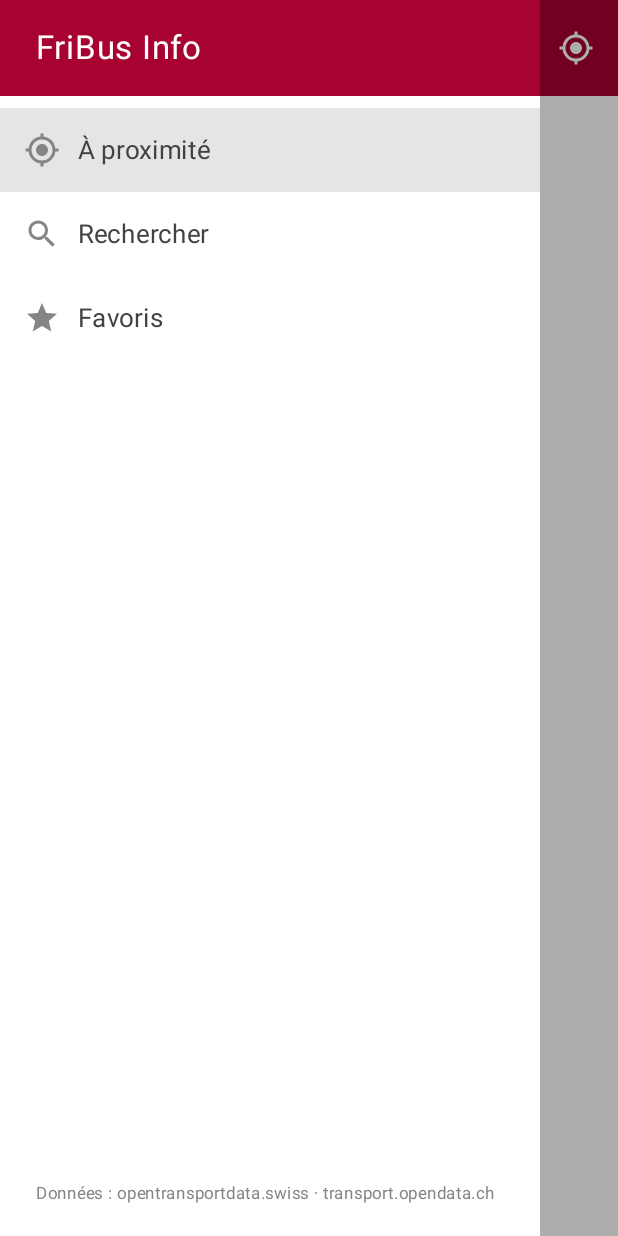
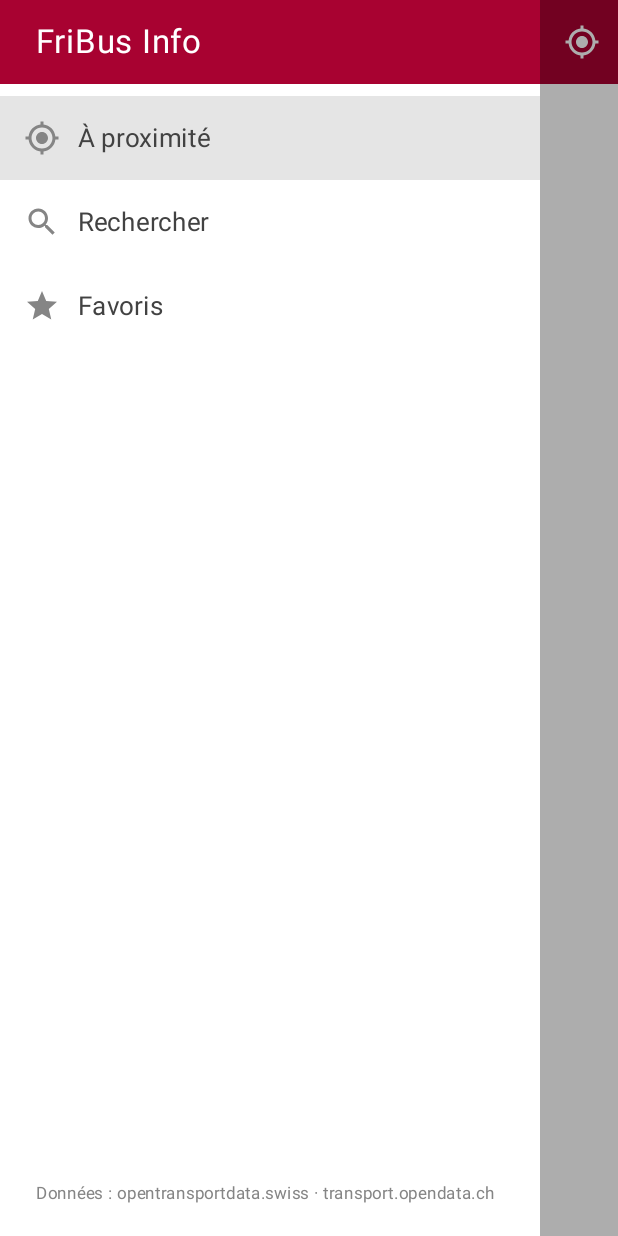
Before and after one commit to matthieurosset/fribus-info, an Android app built with Jetpack Compose: the NearbyScreen screen opened through its navigation route, after a tap on "Menu", on a phone screen of 412 x 824 dp. Run offline under Robolectric (Android 15) with nearby library versions, the phone set to English and light mode, and no system bars; network calls fail.

```diff
--- a/app/build.gradle.kts
+++ b/app/build.gradle.kts
@@ -72,6 +72,7 @@ dependencies {
     implementation(libs.navigation.compose)
     implementation(libs.activity.compose)
     implementation(libs.coroutines.android)
+    implementation(libs.lifecycle.runtime.compose)
     testImplementation(libs.junit)
     androidTestImplementation(libs.junit)
     androidTestImplementation(libs.androidx.test.runner)
--- a/app/src/main/java/ch/fribusinfo/MainActivity.kt
+++ b/app/src/main/java/ch/fribusinfo/MainActivity.kt
@@ -2,7 +2,9 @@ package ch.fribusinfo
 
 import android.os.Bundle
 import androidx.activity.ComponentActivity
+import androidx.activity.SystemBarStyle
 import androidx.activity.compose.setContent
+import androidx.activity.enableEdgeToEdge
 import androidx.compose.runtime.Composable
 import androidx.compose.runtime.collectAsState
 import androidx.compose.runtime.getValue
@@ -26,6 +28,11 @@ class MainActivity : ComponentActivity() {
 
     override fun onCreate(savedInstanceState: Bundle?) {
         super.onCreate(savedInstanceState)
+        // Black status and navigation bars with light icons (reference look).
+        enableEdgeToEdge(
+            statusBarStyle = SystemBarStyle.dark(android.graphics.Color.BLACK),
+            navigationBarStyle = SystemBarStyle.dark(android.graphics.Color.BLACK),
+        )
         setContent { FriBusTheme { App() } }
     }
 }
--- a/app/src/main/java/ch/fribusinfo/location/LocationSource.kt
+++ b/app/src/main/java/ch/fribusinfo/location/LocationSource.kt
@@ -44,7 +44,14 @@ class AndroidLocationSource(private val context: Context) : LocationSource {
             try { lm.getLastKnownLocation(it) } catch (e: Exception) { null }
         }.maxByOrNull { it.time }
         if (last != null) { haveFix = true; trySend(last) }
-        val listener = LocationListener { loc -> haveFix = true; trySend(loc) }
+        // Explicit object: the SAM lambda leaves the provider callbacks abstract on API < 30.
+        val listener = object : LocationListener {
+            override fun onLocationChanged(loc: Location) { haveFix = true; trySend(loc) }
+            override fun onProviderEnabled(provider: String) {}
+            override fun onProviderDisabled(provider: String) {}
+            @Deprecated("Deprecated in Java")
+            override fun onStatusChanged(provider: String?, status: Int, extras: android.os.Bundle?) {}
+        }
         providers.forEach {
             try { lm.requestLocationUpdates(it, 5_000L, 10f, listener, Looper.getMainLooper()) } catch (e: Exception) { }
         }
--- a/app/src/main/java/ch/fribusinfo/ui/AppScaffold.kt
+++ b/app/src/main/java/ch/fribusinfo/ui/AppScaffold.kt
@@ -3,7 +3,10 @@ package ch.fribusinfo.ui
 import androidx.compose.foundation.background
 import androidx.compose.foundation.layout.Box
 import androidx.compose.foundation.layout.Column
+import androidx.compose.foundation.layout.Row
 import androidx.compose.foundation.layout.RowScope
+import androidx.compose.material3.LocalContentColor
+import androidx.compose.runtime.CompositionLocalProvider
 import androidx.compose.foundation.layout.Spacer
 import androidx.compose.foundation.layout.fillMaxSize
 import androidx.compose.foundation.layout.fillMaxWidth
@@ -73,6 +76,8 @@ fun AppScaffold(
     val scope = rememberCoroutineScope()
     val currentRoute by navController.currentBackStackEntryAsState()
 
+    // Black system bars like the reference: the app draws inside the insets over a black base.
+    Box(Modifier.fillMaxSize().background(Color.Black).statusBarsPadding().navigationBarsPadding()) {
     ModalNavigationDrawer(
         drawerState = drawerState,
         drawerContent = {
@@ -85,8 +90,7 @@ fun AppScaffold(
                     Modifier
                         .fillMaxWidth()
                         .background(Colors.Bar)
-                        .statusBarsPadding()
-                        .height(64.dp)
+                        .height(56.dp)
                         .padding(horizontal = 24.dp),
                     contentAlignment = Alignment.CenterStart,
                 ) {
@@ -123,32 +127,30 @@ fun AppScaffold(
                     "Données : opentransportdata.swiss · transport.opendata.ch",
                     color = Colors.Secondary,
                     fontSize = 11.sp,
-                    modifier = Modifier.navigationBarsPadding().padding(horizontal = 24.dp, vertical = 16.dp),
+                    modifier = Modifier.padding(horizontal = 24.dp, vertical = 16.dp),
                 )
             }
         },
     ) {
         Scaffold(
             topBar = {
-                TopAppBar(
-                    title = { Text(title) },
-                    navigationIcon = {
-                        IconButton(onClick = { scope.launch { drawerState.open() } }) {
-                            Icon(Icons.Filled.Menu, contentDescription = "Menu")
-                        }
-                    },
-                    actions = actions,
-                    colors = TopAppBarDefaults.topAppBarColors(
-                        containerColor = Colors.Bar,
-                        titleContentColor = Color.White,
-                        navigationIconContentColor = Color.White,
-                        actionIconContentColor = Color.White,
-                    ),
-                )
+                // Custom 56 dp bar (M3 TopAppBar is fixed at 64 dp; the reference is 56).
+                Row(
+                    Modifier.fillMaxWidth().height(56.dp).background(Colors.Bar),
+                    verticalAlignment = Alignment.CenterVertically,
+                ) {
+                    IconButton(onClick = { scope.launch { drawerState.open() } }) {
+                        Icon(Icons.Filled.Menu, contentDescription = "Menu", tint = Color.White)
+                    }
+                    Text(title, color = Color.White, fontSize = 16.sp, modifier = Modifier.weight(1f).padding(start = 8.dp))
+                    CompositionLocalProvider(LocalContentColor provides Color.White) { actions() }
+                }
             },
             containerColor = Color.White,
+            contentWindowInsets = androidx.compose.foundation.layout.WindowInsets(0, 0, 0, 0),
         ) { padding ->
             Box(Modifier.fillMaxSize().padding(padding)) { content() }
         }
     }
+    }
 }
--- a/app/src/main/java/ch/fribusinfo/ui/NearbyScreen.kt
+++ b/app/src/main/java/ch/fribusinfo/ui/NearbyScreen.kt
@@ -20,6 +20,13 @@ import androidx.compose.runtime.getValue
 import androidx.compose.runtime.mutableIntStateOf
 import androidx.compose.runtime.mutableStateOf
 import androidx.compose.runtime.remember
+import androidx.compose.runtime.saveable.rememberSaveable
+import androidx.compose.ui.platform.LocalContext
+import androidx.core.content.ContextCompat
+import androidx.lifecycle.Lifecycle
+import androidx.lifecycle.compose.LocalLifecycleOwner
+import androidx.lifecycle.repeatOnLifecycle
+import android.content.pm.PackageManager
 import androidx.compose.runtime.setValue
 import androidx.compose.ui.Alignment
 import androidx.compose.ui.Modifier
@@ -33,6 +40,17 @@ import ch.fribusinfo.location.LocationSource
 import kotlinx.coroutines.Dispatchers
 import kotlinx.coroutines.withContext
 
+/** Process-level: the permission dialog is shown on first open at most once per app launch. */
+private var permissionAskedThisLaunch = false
+
+/** Ask on open only when enabled, not yet granted, and not already asked this launch. */
+fun shouldAskPermissionOnOpen(enabled: Boolean, granted: Boolean, alreadyAsked: Boolean) =
+    enabled && !granted && !alreadyAsked
+
+/** « Position indisponible » only once the permission outcome is known and no location came. */
+fun isPositionUnavailable(permissionResolved: Boolean, emitted: Boolean, hasLocation: Boolean) =
+    permissionResolved && emitted && !hasLocation
+
 /** Home screen. [repository] is null while the database opens (blank, no spinner). */
 @Composable
 fun NearbyScreen(
@@ -41,19 +59,40 @@ fun NearbyScreen(
     locations: LocationSource,
     requestPermissionOnOpen: Boolean = true,
 ) {
+    val context = LocalContext.current
+    fun granted() = listOf(Manifest.permission.ACCESS_FINE_LOCATION, Manifest.permission.ACCESS_COARSE_LOCATION)
+        .any { ContextCompat.checkSelfPermission(context, it) == PackageManager.PERMISSION_GRANTED }
+
     // Bumped to (re)start location collection: permission result, target icon.
     var attempt by remember { mutableIntStateOf(0) }
     var location by remember { mutableStateOf<Location?>(null) }
     var located by remember { mutableStateOf(false) }   // an emission (possibly null) arrived
+    // The permission outcome is known (granted, answered, or already asked this launch).
+    var resolved by rememberSaveable {
+        mutableStateOf(!requestPermissionOnOpen || granted() || permissionAskedThisLaunch)
+    }
 
     val perms = arrayOf(Manifest.permission.ACCESS_FINE_LOCATION, Manifest.permission.ACCESS_COARSE_LOCATION)
     val launcher = rememberLauncherForActivityResult(ActivityResultContracts.RequestMultiplePermissions()) {
+        resolved = true
         attempt++
     }
-    LaunchedEffect(Unit) { if (requestPermissionOnOpen) launcher.launch(perms) }
+    LaunchedEffect(Unit) {
+        if (shouldAskPermissionOnOpen(requestPermissionOnOpen, granted(), permissionAskedThisLaunch)) {
+            permissionAskedThisLaunch = true
+            launcher.launch(perms)
+        }
+    }
 
-    LaunchedEffect(attempt, locations) {
-        locations.updates().collect { location = it; located = true }
+    val lifecycle = LocalLifecycleOwner.current.lifecycle
+    LaunchedEffect(attempt, resolved, locations) {
+        location = null
+        located = false
+        if (!resolved) return@LaunchedEffect
+        // Collect only while the screen is visible (no background GPS).
+        lifecycle.repeatOnLifecycle(Lifecycle.State.STARTED) {
+            locations.updates().collect { location = it; located = true }
+        }
     }
 
     // Only the coordinates matter: no re-query for a repeated identical fix.
@@ -73,8 +112,8 @@ fun NearbyScreen(
                 Icon(Icons.Filled.Search, contentDescription = "Recherche")
             }
             IconButton(onClick = {
-                // Re-ask the permission if still missing (no-op dialog if granted), then re-collect.
-                if (requestPermissionOnOpen) launcher.launch(perms) else attempt++
+                // Explicit request: ask again if the permission is missing, else just re-collect.
+                if (requestPermissionOnOpen && !granted()) launcher.launch(perms) else attempt++
             }) {
                 Icon(Icons.Filled.MyLocation, contentDescription = "Ma position")
             }
@@ -82,7 +121,7 @@ fun NearbyScreen(
     ) {
         val list = stops
         when {
-            located && location == null -> Message("Position indisponible", "unavailable")
+            isPositionUnavailable(resolved, located, location != null) -> Message("Position indisponible", "unavailable")
             list == null -> Unit
             list.isEmpty() -> Message("Aucun arrêt à proximité", "empty")
             else -> LazyColumn {
--- a/app/src/main/res/values/themes.xml
+++ b/app/src/main/res/values/themes.xml
@@ -1,7 +1,8 @@
 <?xml version="1.0" encoding="utf-8"?>
 <resources>
     <style name="Theme.FriBus" parent="android:Theme.Material.Light.NoActionBar">
-        <item name="android:statusBarColor">#A80231</item>
+        <item name="android:statusBarColor">#000000</item>
+        <item name="android:navigationBarColor">#000000</item>
         <item name="android:windowBackground">#FFFFFF</item>
     </style>
 </resources>
--- a/gradle/libs.versions.toml
+++ b/gradle/libs.versions.toml
@@ -15,6 +15,7 @@ compose-material-icons = { module = "androidx.compose.material:material-icons-ex
 navigation-compose = { module = "androidx.navigation:navigation-compose", version.ref = "navigation" }
 activity-compose = { module = "androidx.activity:activity-compose", version.ref = "activity" }
 coroutines-android = { module = "org.jetbrains.kotlinx:kotlinx-coroutines-android", version.ref = "coroutines" }
+lifecycle-runtime-compose = { module = "androidx.lifecycle:lifecycle-runtime-compose", version = "2.8.7" }
 androidx-test-runner = { module = "androidx.test:runner", version = "1.6.2" }
 androidx-test-ext-junit = { module = "androidx.test.ext:junit", version = "1.2.1" }
 compose-ui-test-junit4 = { module = "androidx.compose.ui:ui-test-junit4" }
```
Also changed, not shown: 1 other file.
